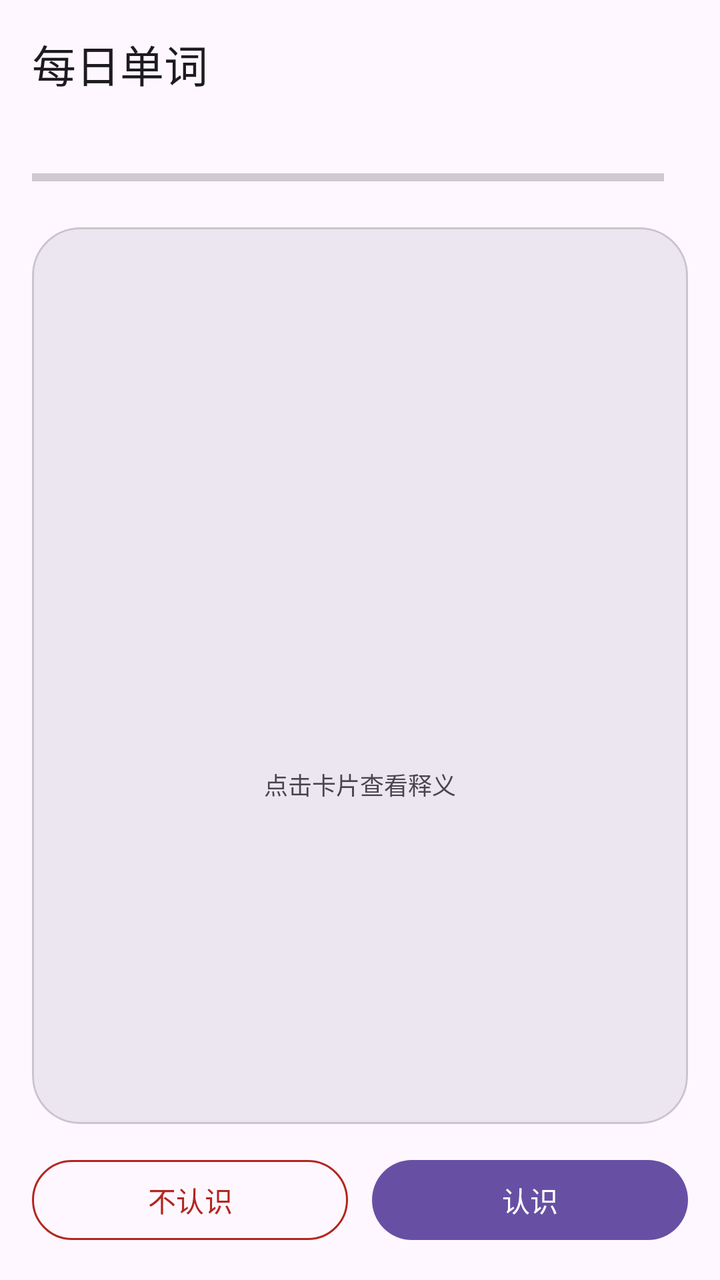
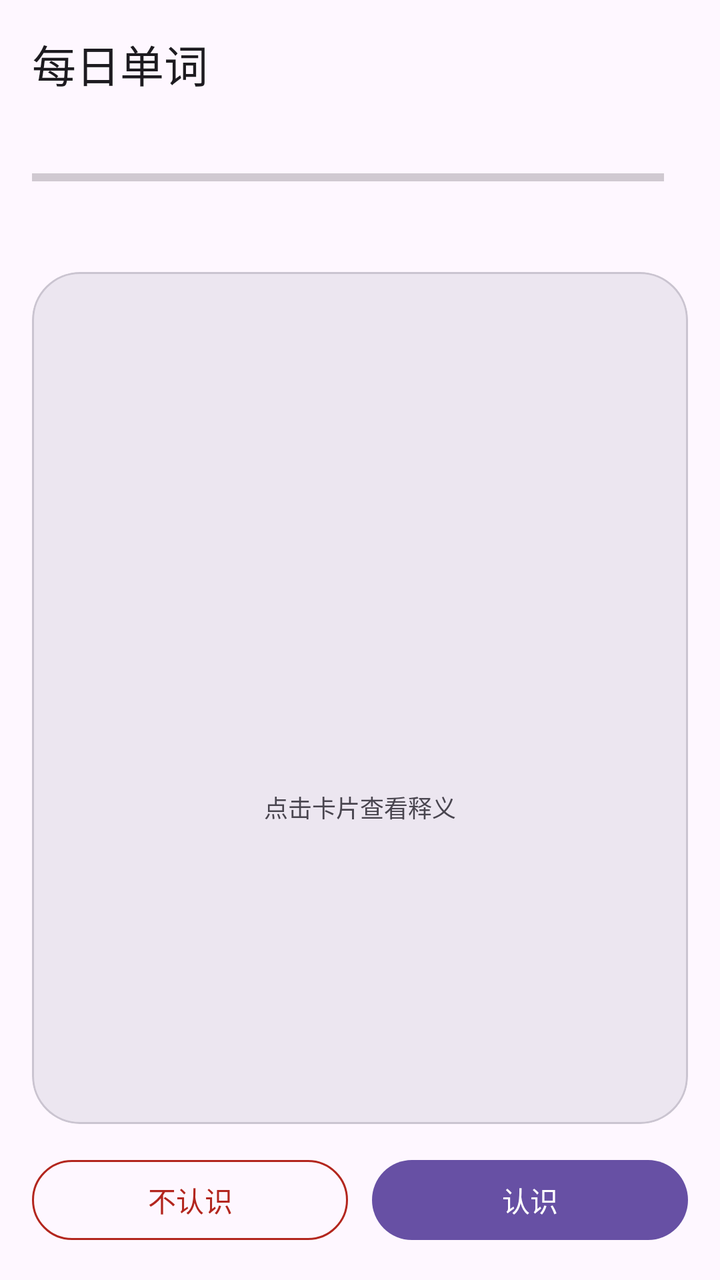

Two renders of the same Android screen: before a commit and after it. Below are the layout's source before the change and the commit's diff.
<!-- AndroidManifest.xml: application theme Theme.XueTi -->
<!-- res/layout/activity_study.xml -->
<?xml version="1.0" encoding="utf-8"?>
<LinearLayout xmlns:android="http://schemas.android.com/apk/res/android"
    xmlns:app="http://schemas.android.com/apk/res-auto"
    android:layout_width="match_parent"
    android:layout_height="match_parent"
    android:orientation="vertical">

    <com.google.android.material.appbar.MaterialToolbar
        android:id="@+id/toolbar"
        android:layout_width="match_parent"
        android:layout_height="?attr/actionBarSize"
        app:title="@string/study_title" />

    <FrameLayout
        android:layout_width="match_parent"
        android:layout_height="0dp"
        android:layout_weight="1">

        <TextView
            android:id="@+id/loadingView"
            android:layout_width="match_parent"
            android:layout_height="match_parent"
            android:gravity="center"
            android:text="@string/loading_words"
            android:textColor="?attr/colorOnSurfaceVariant"
            android:textSize="14sp"
            android:visibility="gone" />

        <LinearLayout
            android:id="@+id/studyContainer"
            android:layout_width="match_parent"
            android:layout_height="match_parent"
            android:orientation="vertical"
            android:padding="16dp">

            <LinearLayout
                android:layout_width="match_parent"
                android:layout_height="wrap_content"
                android:gravity="center_vertical"
                android:orientation="horizontal">

                <ProgressBar
                    android:id="@+id/sessionProgress"
                    style="?android:attr/progressBarStyleHorizontal"
                    android:layout_width="0dp"
                    android:layout_height="wrap_content"
                    android:layout_weight="1"
                    android:max="20"
                    android:progress="0" />

                <TextView
                    android:id="@+id/sessionText"
                    android:layout_width="wrap_content"
                    android:layout_height="wrap_content"
                    android:layout_marginStart="12dp"
                    android:textColor="?attr/colorOnSurfaceVariant"
                    android:textSize="13sp"
                    android:textStyle="bold" />
            </LinearLayout>

            <com.google.android.material.card.MaterialCardView
                android:id="@+id/wordCard"
                android:layout_width="match_parent"
                android:layout_height="0dp"
                android:layout_marginTop="16dp"
                android:layout_weight="1"
                android:clickable="true"
                android:focusable="true"
                app:cardBackgroundColor="?attr/colorSurfaceContainerHigh"
                app:cardCornerRadius="24dp"
                app:cardElevation="0dp"
                app:strokeColor="?attr/colorOutlineVariant"
                app:strokeWidth="1dp">

                <FrameLayout
                    android:layout_width="match_parent"
                    android:layout_height="match_parent">

                    <LinearLayout
                        android:id="@+id/frontSide"
                        android:layout_width="match_parent"
                        android:layout_height="match_parent"
                        android:gravity="center"
                        android:orientation="vertical"
                        android:padding="24dp">

                        <TextView
                            android:id="@+id/wordText"
                            android:layout_width="match_parent"
                            android:layout_height="wrap_content"
                            android:gravity="center"
                            android:textSize="36sp"
                            android:textStyle="bold" />

                        <TextView
                            android:id="@+id/phoneticText"
                            android:layout_width="match_parent"
                            android:layout_height="wrap_content"
                            android:layout_marginTop="10dp"
                            android:gravity="center"
                            android:textColor="?attr/colorOnSurfaceVariant"
                            android:textSize="17sp" />

                        <TextView
                            android:layout_width="wrap_content"
                            android:layout_height="wrap_content"
                            android:layout_marginTop="28dp"
                            android:text="@string/tap_to_flip"
                            android:textColor="?attr/colorOnSurfaceVariant"
                            android:textSize="12sp" />
                    </LinearLayout>

                    <ScrollView
                        android:id="@+id/backSide"
                        android:layout_width="match_parent"
                        android:layout_height="match_parent"
                        android:padding="24dp"
                        android:visibility="gone">

                        <LinearLayout
                            android:layout_width="match_parent"
                            android:layout_height="wrap_content"
                            android:gravity="center_horizontal"
                            android:orientation="vertical">

                            <TextView
                                android:id="@+id/backWordText"
                                android:layout_width="match_parent"
                                android:layout_height="wrap_content"
                                android:gravity="center"
                                android:textSize="22sp"
                                android:textStyle="bold" />

                            <TextView
                                android:id="@+id/posMeaningText"
                                android:layout_width="match_parent"
                                android:layout_height="wrap_content"
                                android:layout_marginTop="14dp"
                                android:gravity="center"
                                android:textSize="18sp" />

                            <TextView
                                android:id="@+id/exampleText"
                                android:layout_width="match_parent"
                                android:layout_height="wrap_content"
                                android:layout_marginTop="22dp"
                                android:gravity="center"
                                android:textColor="?attr/colorPrimary"
                                android:textSize="14sp"
                                android:textStyle="italic" />

                            <TextView
                                android:id="@+id/exampleCnText"
                                android:layout_width="match_parent"
                                android:layout_height="wrap_content"
                                android:layout_marginTop="8dp"
                                android:gravity="center"
                                android:textColor="?attr/colorOnSurfaceVariant"
                                android:textSize="13sp" />
                        </LinearLayout>
                    </ScrollView>
                </FrameLayout>
            </com.google.android.material.card.MaterialCardView>

            <LinearLayout
                android:layout_width="match_parent"
                android:layout_height="wrap_content"
                android:layout_marginTop="14dp"
                android:orientation="horizontal">

                <com.google.android.material.button.MaterialButton
                    android:id="@+id/btnUnknown"
                    style="?attr/materialButtonOutlinedStyle"
                    android:layout_width="0dp"
                    android:layout_height="wrap_content"
                    android:layout_weight="1"
                    android:text="@string/unknown"
                    android:textColor="?attr/colorError"
                    app:strokeColor="?attr/colorError" />

                <com.google.android.material.button.MaterialButton
                    android:id="@+id/btnKnown"
                    android:layout_width="0dp"
                    android:layout_height="wrap_content"
                    android:layout_marginStart="12dp"
                    android:layout_weight="1"
                    android:text="@string/known" />
            </LinearLayout>
        </LinearLayout>

        <LinearLayout
            android:id="@+id/doneContainer"
            android:layout_width="match_parent"
            android:layout_height="match_parent"
            android:gravity="center"
            android:orientation="vertical"
            android:padding="32dp"
            android:visibility="gone">

            <ImageView
                android:layout_width="72dp"
                android:layout_height="72dp"
                android:contentDescription="@string/done_title"
                android:src="@drawable/ic_check_circle"
                app:tint="@color/accent" />

            <TextView
                android:id="@+id/doneTitle"
                android:layout_width="wrap_content"
                android:layout_height="wrap_content"
                android:layout_marginTop="16dp"
                android:text="@string/done_title"
                android:textSize="22sp"
                android:textStyle="bold" />

            <TextView
                android:id="@+id/doneDetail"
                android:layout_width="match_parent"
                android:layout_height="wrap_content"
                android:layout_marginTop="10dp"
                android:gravity="center"
                android:textColor="?attr/colorOnSurfaceVariant"
                android:textSize="14sp" />

            <com.google.android.material.button.MaterialButton
                android:id="@+id/btnBackHome"
                style="?attr/materialButtonOutlinedStyle"
                android:layout_width="wrap_content"
                android:layout_height="wrap_content"
                android:layout_marginTop="24dp"
                android:text="@string/back_home" />
        </LinearLayout>
    </FrameLayout>
</LinearLayout>
<!-- resources referenced by this layout -->
<resources>
  <color name="accent">#2E7D32</color>
  <!-- drawable ic_check_circle (drawable) -->
  <vector xmlns:android="http://schemas.android.com/apk/res/android"
      android:width="24dp"
      android:height="24dp"
      android:viewportWidth="24"
      android:viewportHeight="24">
      <path
          android:fillColor="#FFFFFFFF"
          android:pathData="M12,2C6.48,2 2,6.48 2,12s4.48,10 10,10 10,-4.48 10,-10S17.52,2 12,2zM10,17l-5,-5 1.41,-1.41L10,14.17l7.59,-7.59L19,8l-9,9z" />
  </vector>
  <string name="back_home">返回首页</string>
  <string name="done_title">今日任务完成！</string>
  <string name="known">认识</string>
  <string name="loading_words">正在加载词库…</string>
  <string name="study_title">每日单词</string>
  <string name="tap_to_flip">点击卡片查看释义</string>
  <string name="unknown">不认识</string>
  <style name="Theme.XueTi" parent="Theme.Material3.DayNight.NoActionBar">
          <item name="colorPrimary">@color/primary</item>
          <item name="colorOnPrimary">@color/onPrimary</item>
          <item name="colorPrimaryContainer">@color/primaryContainer</item>
          <item name="colorOnPrimaryContainer">@color/onPrimaryContainer</item>
          <item name="colorSecondary">@color/secondary</item>
          <item name="colorOnSecondary">@color/onSecondary</item>
          <item name="colorSecondaryContainer">@color/secondaryContainer</item>
          <item name="colorOnSecondaryContainer">@color/onSecondaryContainer</item>
          <item name="android:colorBackground">@color/background</item>
          <item name="colorSurface">@color/surface</item>
          <item name="colorOnSurface">@color/onSurface</item>
          <item name="colorSurfaceVariant">@color/surfaceVariant</item>
          <item name="colorOnSurfaceVariant">@color/onSurfaceVariant</item>
          <item name="colorOutline">@color/outline</item>
      </style>
  <color name="primary">#6750A4</color>
  <color name="onPrimary">#FFFFFF</color>
  <color name="primaryContainer">#EADDFF</color>
  <color name="onPrimaryContainer">#21005D</color>
  <color name="secondary">#625B71</color>
  <color name="onSecondary">#FFFFFF</color>
  <color name="secondaryContainer">#E8DEF8</color>
  <color name="onSecondaryContainer">#1D192B</color>
  <color name="background">#FEF7FF</color>
  <color name="surface">#FEF7FF</color>
  <color name="onSurface">#1D1B20</color>
  <color name="surfaceVariant">#E7E0EC</color>
  <color name="onSurfaceVariant">#49454F</color>
  <color name="outline">#79747E</color>
</resources>

<!-- the commit's change to res/layout/activity_study.xml (unified diff, before → after) -->
@@ -57,6 +57,14 @@
                     android:textSize="13sp"
                     android:textStyle="bold" />
             </LinearLayout>
+
+            <TextView
+                android:id="@+id/sessionPlanText"
+                android:layout_width="match_parent"
+                android:layout_height="wrap_content"
+                android:layout_marginTop="6dp"
+                android:textColor="?attr/colorOnSurfaceVariant"
+                android:textSize="12sp" />
 
             <com.google.android.material.card.MaterialCardView
                 android:id="@+id/wordCard"
